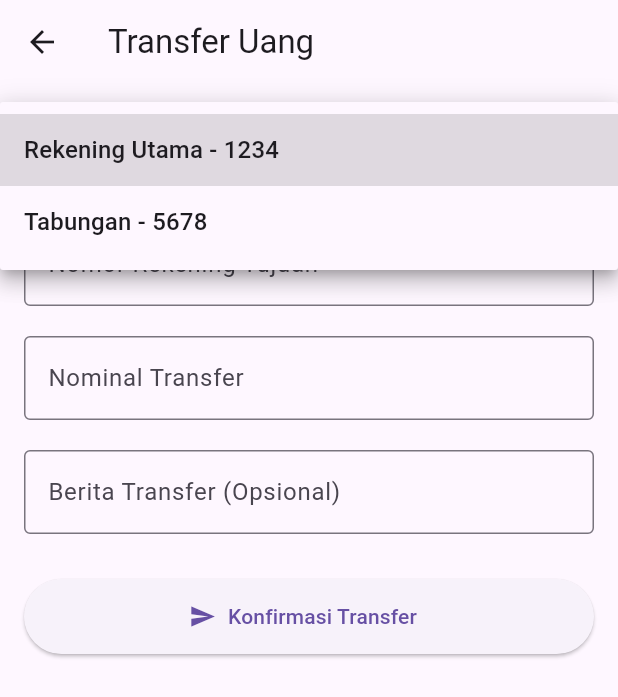
After one commit to PutraSihombingdev/pemob_koperasi, a Flutter app: the TransferPage screen opened directly, after a tap on "Pilih Rekening Asal", on a phone screen of 412 x 824 dp. The commit adds this screen. Shown: the top 697 px of the screen. Run offline on Flutter 3.47's test engine with Material 3 defaults, Android fonts, the light colour scheme and no system bars.

Commit message:
Membuat tampilan isi dari  fitur cek saldo, transfer, dan deposito

```diff
--- /dev/null
+++ b/lib/cek_saldo.dart
@@ -0,0 +1,49 @@
+import 'package:flutter/material.dart';
+
+class CekSaldoPage extends StatelessWidget {
+  final List<Map<String, dynamic>> rekeningList = [
+    {
+      'nama': 'Rekening Utama',
+      'nomor': '1234567890',
+      'saldo': 1250000,
+    },
+    {
+      'nama': 'Tabungan Pendidikan',
+      'nomor': '0987654321',
+      'saldo': 2500000,
+    },
+  ];
+
+  String _formatRupiah(int amount) {
+    return 'Rp ${amount.toString().replaceAllMapped(RegExp(r'(\d)(?=(\d{3})+(?!\d))'), (m) => '${m[1]}.')}';
+  }
+
+  @override
+  Widget build(BuildContext context) {
+    return Scaffold(
+      appBar: AppBar(
+        title: Text('Cek Saldo'),
+      ),
+      body: ListView.builder(
+        itemCount: rekeningList.length,
+        itemBuilder: (context, index) {
+          final rekening = rekeningList[index];
+          return Card(
+            margin: EdgeInsets.symmetric(horizontal: 16, vertical: 8),
+            elevation: 4,
+            shape: RoundedRectangleBorder(borderRadius: BorderRadius.circular(12)),
+            child: ListTile(
+              leading: Icon(Icons.account_balance_wallet, color: Colors.blue),
+              title: Text(rekening['nama'], style: TextStyle(fontWeight: FontWeight.bold)),
+              subtitle: Text('No. Rekening: ${rekening['nomor']}'),
+              trailing: Text(
+                _formatRupiah(rekening['saldo']),
+                style: TextStyle(fontSize: 16, fontWeight: FontWeight.bold, color: Colors.green),
+              ),
+            ),
+          );
+        },
+      ),
+    );
+  }
+}
--- /dev/null
+++ b/lib/transfer.dart
@@ -0,0 +1,134 @@
+import 'package:flutter/material.dart';
+
+class TransferPage extends StatefulWidget {
+  @override
+  _TransferPageState createState() => _TransferPageState();
+}
+
+class _TransferPageState extends State<TransferPage> {
+  final TextEditingController _nomorRekeningController = TextEditingController();
+  final TextEditingController _nominalController = TextEditingController();
+  final TextEditingController _beritaController = TextEditingController();
+
+  String? _selectedRekeningAsal;
+  final List<String> _rekeningList = [
+    'Rekening Utama - 1234',
+    'Tabungan - 5678',
+  ];
+
+  void _konfirmasiTransfer() {
+    final rekeningTujuan = _nomorRekeningController.text.trim();
+    final nominal = _nominalController.text.trim();
+    final berita = _beritaController.text.trim();
+
+    if (_selectedRekeningAsal == null || rekeningTujuan.isEmpty || nominal.isEmpty) {
+      ScaffoldMessenger.of(context).showSnackBar(
+        SnackBar(content: Text('Harap isi semua data yang diperlukan')),
+      );
+      return;
+    }
+
+    showDialog(
+      context: context,
+      builder: (_) => AlertDialog(
+        title: Text('Konfirmasi Transfer'),
+        content: Column(
+          mainAxisSize: MainAxisSize.min,
+          crossAxisAlignment: CrossAxisAlignment.start,
+          children: [
+            Text('Dari      : $_selectedRekeningAsal'),
+            Text('Ke        : $rekeningTujuan'),
+            Text('Jumlah    : Rp $nominal'),
+            if (berita.isNotEmpty) Text('Berita    : $berita'),
+          ],
+        ),
+        actions: [
+          TextButton(
+            onPressed: () => Navigator.pop(context),
+            child: Text('Batal'),
+          ),
+          ElevatedButton(
+            onPressed: () {
+              Navigator.pop(context);
+              ScaffoldMessenger.of(context).showSnackBar(
+                SnackBar(content: Text('Transfer berhasil diproses')),
+              );
+            },
+            child: Text('Kirim'),
+          ),
+        ],
+      ),
+    );
+  }
+
+  @override
+  Widget build(BuildContext context) {
+    return Scaffold(
+      appBar: AppBar(
+        title: Text('Transfer Uang'),
+      ),
+      body: SingleChildScrollView(
+        padding: const EdgeInsets.all(16.0),
+        child: Column(
+          children: [
+            DropdownButtonFormField<String>(
+              value: _selectedRekeningAsal,
+              items: _rekeningList
+                  .map((rekening) => DropdownMenuItem(
+                        value: rekening,
+                        child: Text(rekening),
+                      ))
+                  .toList(),
+              decoration: InputDecoration(
+                labelText: 'Pilih Rekening Asal',
+                border: OutlineInputBorder(),
+              ),
+              onChanged: (value) {
+                setState(() {
+                  _selectedRekeningAsal = value;
+                });
+              },
+            ),
+            SizedBox(height: 20),
+            TextField(
+              controller: _nomorRekeningController,
+              keyboardType: TextInputType.number,
+              decoration: InputDecoration(
+                labelText: 'Nomor Rekening Tujuan',
+                hintText: 'Contoh: 1234567890',
+                border: OutlineInputBorder(),
+              ),
+            ),
+            SizedBox(height: 20),
+            TextField(
+              controller: _nominalController,
+              keyboardType: TextInputType.number,
+              decoration: InputDecoration(
+                labelText: 'Nominal Transfer',
+                hintText: 'Contoh: 250000',
+                border: OutlineInputBorder(),
+              ),
+            ),
+            SizedBox(height: 20),
+            TextField(
+              controller: _beritaController,
+              decoration: InputDecoration(
+                labelText: 'Berita Transfer (Opsional)',
+                border: OutlineInputBorder(),
+              ),
+            ),
+            SizedBox(height: 30),
+            ElevatedButton.icon(
+              onPressed: _konfirmasiTransfer,
+              icon: Icon(Icons.send),
+              label: Text('Konfirmasi Transfer'),
+              style: ElevatedButton.styleFrom(
+                minimumSize: Size.fromHeight(50),
+              ),
+            ),
+          ],
+        ),
+      ),
+    );
+  }
+}
```
Also changed, not shown: lib/deposito.dart (added, +138 -0 lines), lib/home_page.dart (+19 -12 lines), lib/tarik_tunai.dart (added, +98 -0 lines).
